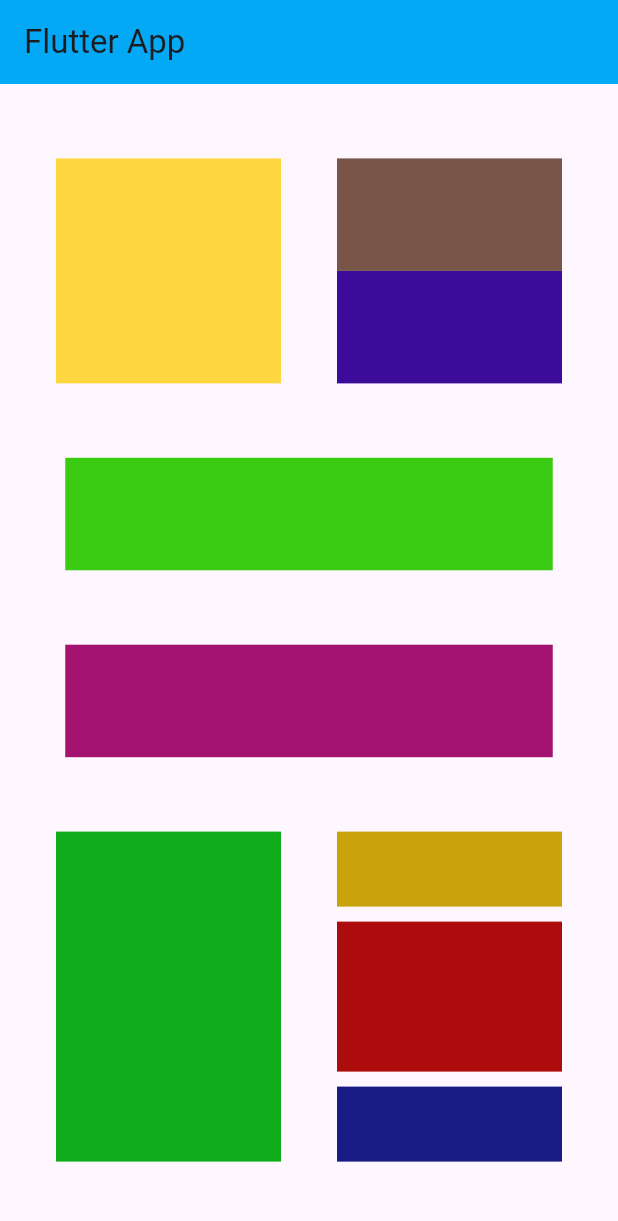
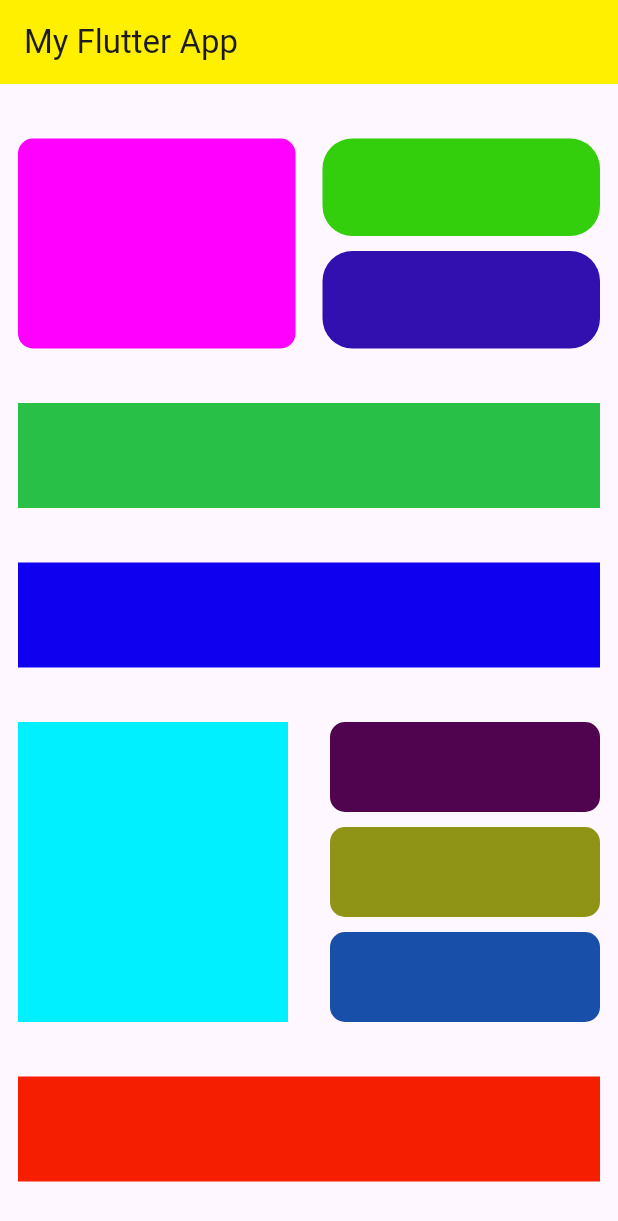
Before and after one commit to 99Udith/my_first_flutter_app, a Flutter app: the screen it shows after launch, on a phone screen of 412 x 824 dp. Shown: the top 1221 px of the screen. Run offline on Flutter 3.47's test engine with Material 3 defaults, Android fonts, the phone set to English and light mode, and no system bars.

Commit message:
07/02/2025 Updates

```diff
--- a/lib/main.dart
+++ b/lib/main.dart
@@ -1,6 +1,6 @@
 import 'package:flutter/material.dart';
 
-void main() {
+void main(){
   runApp(MyApp());
 }
 class MyApp extends StatelessWidget {
@@ -10,98 +10,118 @@ class MyApp extends StatelessWidget {
   Widget build(BuildContext context) {
     return MaterialApp(
       debugShowCheckedModeBanner: false,
+      title: "flutter App",
       home: Scaffold(
         appBar: AppBar(
-          title: Text("Flutter App"),
-          backgroundColor: Colors.lightBlue,
+          title: Text("My Flutter App"),
+          backgroundColor: Color(0xfffff000),
         ),
-        body: Column(
+        body: Padding(
+          padding: const EdgeInsets.symmetric(horizontal: 12),
+          child: Column(
             mainAxisAlignment: MainAxisAlignment.spaceEvenly,
             children: [
-            Row(
-              mainAxisAlignment: MainAxisAlignment.spaceEvenly,
-              children: [
-                Column(
+              SizedBox(
+                height: 140,
+                width: double.infinity,
+                child: Row(
+                  mainAxisAlignment: MainAxisAlignment.spaceBetween,
                   children: [
                     Container(
-                    height: 150,
-                    width: 150,
-                    color: Colors.amberAccent,
-                  )
-                ],
+                      height: 140,
+                      width: 185,
+                      decoration: BoxDecoration(
+                        borderRadius: BorderRadius.circular(10),
+                        color: Color(0xffff00ff)
+                      ),
                     ),
                     Column(
+                      mainAxisAlignment: MainAxisAlignment.spaceBetween,
                       children: [
                         Container(
-                      width: 150,
-                      height: 75,
-                      color: Colors.brown,
+                          height: 65,
+                          width: 185,
+                          decoration: BoxDecoration(
+                            borderRadius: BorderRadius.circular(20),
+                            color: Color.fromARGB(255, 51, 206, 12)
+                          ),
                         ),
                         Container(
-                      height: 75,
-                      width: 150,
-                      color: const Color.fromARGB(255, 61, 11, 154),
-                    )
+                          height: 65,
+                          width: 185,
+                          decoration: BoxDecoration(
+                            borderRadius: BorderRadius.circular(20),
+                            color: Color.fromARGB(255, 50, 16, 176)
+                          ),
+                        ),
                       ],
                     )
                   ],
                 ),
+              ),
+              Container(
+                height: 70,
+                width: double.infinity,
+                color: Color.fromARGB(255, 41, 192, 71),
+              ),
+              Container(
+                height: 70,
+                width: double.infinity,
+                color: Color(0xff0f00f0),
+              ),
+              Container(
+                height: 200,
+                width: double.infinity,
+                child: Row(
+                  mainAxisAlignment: MainAxisAlignment.spaceBetween,
+                  children: [
+                    Container(
+                      height: 200,
+                      width: 180,
+                      decoration: BoxDecoration(
+                        color: Color(0xff00f0ff)
+                      ),
+                    ),
                     Column(
+                      mainAxisAlignment: MainAxisAlignment.spaceBetween,
                       children: [
-                Container(height: 75,
-                      width: 325,
-                      color: const Color.fromARGB(255, 59, 203, 19),
+                        Container(
+                          height: 60,
+                          width: 180,
+                          decoration: BoxDecoration(
+                            borderRadius: BorderRadius.circular(10),
+                            color: Color(0xff500450)
+                          ),
+                        ),
+                        Container(
+                          height: 60,
+                          width: 180,
+                          decoration: BoxDecoration(
+                            borderRadius: BorderRadius.circular(10),
+                            color: Color.fromARGB(255, 144, 148, 22)
+                          ),
+                        ),
+                        Container(
+                          height: 60,
+                          width: 180,
+                          decoration: BoxDecoration(
+                            borderRadius: BorderRadius.circular(10),
+                            color: Color.fromARGB(255, 24, 80, 169)
+                          ),
                         ),
                       ],
                     ),
-            Column(
-              children: [
-
-                SizedBox(width: 20),
-                Container(height: 75,
-                      width: 325,
-                      color: const Color.fromARGB(255, 164, 19, 111),
-                ),
                   ],
                 ),
-            Row(
-              mainAxisAlignment: MainAxisAlignment.spaceEvenly,
-              children: [
+              ),
               Container(
-                      height: 220,
-                      width: 150,
-                      color: const Color.fromARGB(255, 14, 172, 27),
-                ),
-                Column(
-                  children: [
-                    Container(
-                      height: 50,
-                      width: 150,
-                      color: const Color.fromARGB(255, 201, 163, 11),
-                ),
-                SizedBox(height: 10),
-                Container(
-                      height: 100,
-                      width: 150,
-                      color: const Color.fromARGB(255, 173, 12, 12),
-                ),
-                SizedBox(height: 10),
-                Container(
-                      height: 50,
-                      width: 150,
-                      color: const Color.fromARGB(255, 25, 27, 132),
-                ),
-                  ],
-                )
-
-
-              ],
+                height: 70,
+                width: double.infinity,
+                color: Color(0xfff51f00),
               )
             ],
-
-
           ),
-
+        ),
       ),
     );
   }
```
Lines whose indentation alone changed are shown as unchanged.
